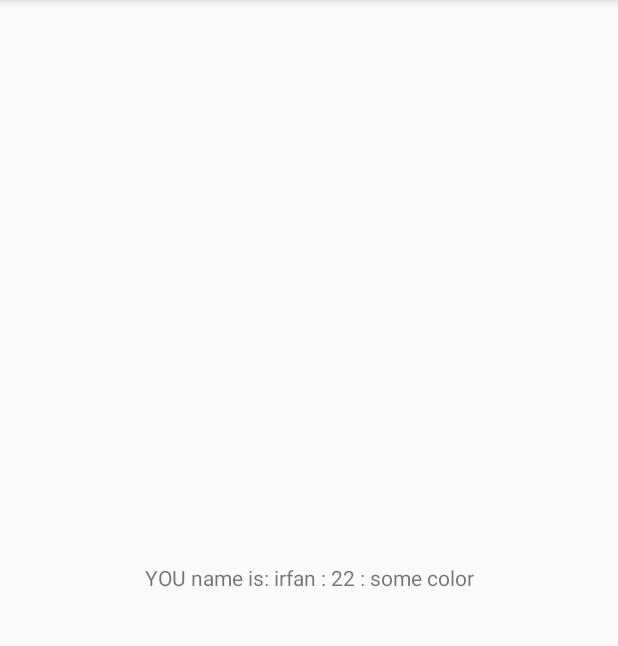
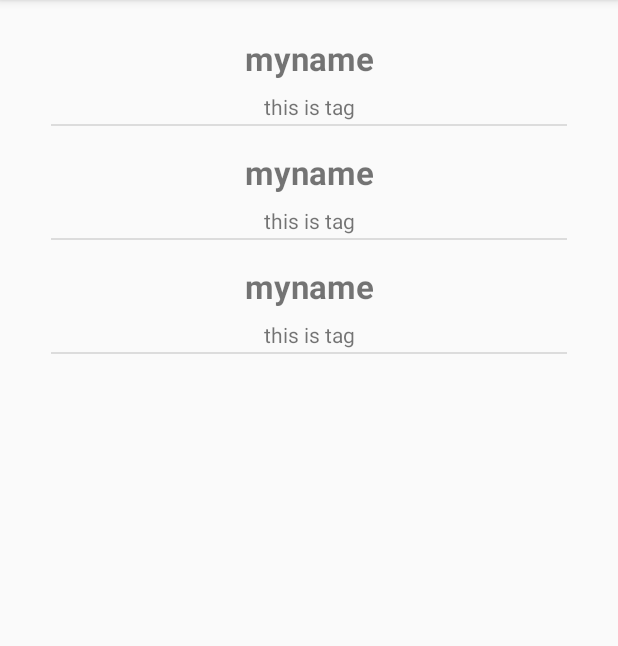
Before and after one commit to theirfanirfi/kotlin-learning, an Android app: the screen it shows after launch (MainActivity), on a phone screen of 412 x 824 dp, the part 84-730 px from its top. Run offline under Robolectric (Android 15) with nearby library versions, the phone set to English and light mode, and no system bars.

Commit message:
listview learned

```diff
--- /dev/null
+++ b/app/src/main/java/com/example/root/myapplication/Adapters/SimpleAdapter.kt
@@ -0,0 +1,37 @@
+package com.example.root.myapplication.Adapters
+
+import android.content.Context
+import android.view.LayoutInflater
+import android.view.View
+import android.view.ViewGroup
+import android.widget.BaseAdapter
+import com.example.root.myapplication.R
+import kotlinx.android.synthetic.main.custom_row.view.*
+
+public class SimpleAdapter : BaseAdapter {
+    var context: Context? = null
+
+    constructor(context: Context){
+        this.context = context
+    }
+
+    override fun getView(position: Int, convertView: View?, parent: ViewGroup?): View {
+        var view:View = LayoutInflater.from(context).inflate(R.layout.custom_row,parent,false)
+        view.username.text = "myname"
+        view.tagView.text = "this is tag"
+        return view
+   }
+
+    override fun getItem(position: Int): Any {
+        return 0
+   }
+
+    override fun getItemId(position: Int): Long {
+    return 0
+    }
+
+    override fun getCount(): Int {
+        return 3
+    }
+
+}
--- a/app/src/main/java/com/example/root/myapplication/MainActivity.kt
+++ b/app/src/main/java/com/example/root/myapplication/MainActivity.kt
@@ -3,6 +3,10 @@ package com.example.root.myapplication
 import android.support.v7.app.AppCompatActivity
 import android.os.Bundle
 import android.util.Log
+import android.view.View
+import android.widget.AdapterView
+import android.widget.Toast
+import com.example.root.myapplication.Adapters.SimpleAdapter
 import com.example.root.myapplication.Model.Human
 import com.example.root.myapplication.Model.Person
 import kotlinx.android.synthetic.main.activity_main.*
@@ -12,7 +16,7 @@ class MainActivity : AppCompatActivity() {
     override fun onCreate(savedInstanceState: Bundle?) {
         super.onCreate(savedInstanceState)
         setContentView(R.layout.activity_main)
-            textView.text = "my name is not khan"
+          //  textView.text = "my name is not khan"
         //this is not strict type variable.
         var a = "tenga ka farmana"
 
@@ -39,7 +43,18 @@ class MainActivity : AppCompatActivity() {
         Log.i("KOTLIN LEARNING: ",h.state)
         Log.i("KOTLIN LEARNING: ",har.get(0).state)
 
-        textView.text = "YOU name is: "+p.name+ " : "+pp.height.toString()+ " : "+pp.color
+      //  textView.text = "YOU name is: "+p.name+ " : "+pp.height.toString()+ " : "+pp.color
+
+
+       var simpleAdapter =  SimpleAdapter(this)
+        listView.adapter = simpleAdapter
+
+        listView.setOnItemClickListener(AdapterView.OnItemClickListener { parent, view, position,
+                                                                          id ->
+            Toast.makeText(this,"working "+position.toString(),Toast.LENGTH_LONG).show()
+
+        })
+
 
     }
 }
--- a/app/src/main/res/layout/activity_main.xml
+++ b/app/src/main/res/layout/activity_main.xml
@@ -6,14 +6,26 @@
     android:layout_height="match_parent"
     tools:context=".MainActivity">
 
-    <TextView
-        android:id="@+id/textView"
-        android:layout_width="wrap_content"
-        android:layout_height="17dp"
-        android:text="Hello World!"
-        app:layout_constraintBottom_toBottomOf="parent"
-        app:layout_constraintLeft_toLeftOf="parent"
-        app:layout_constraintRight_toRightOf="parent"
+    <!--<TextView-->
+        <!--android:id="@+id/textView"-->
+        <!--android:layout_width="wrap_content"-->
+        <!--android:layout_height="17dp"-->
+        <!--android:text="Hello World!"-->
+        <!--app:layout_constraintBottom_toBottomOf="parent"-->
+        <!--app:layout_constraintLeft_toLeftOf="parent"-->
+        <!--app:layout_constraintRight_toRightOf="parent"-->
+        <!--app:layout_constraintTop_toTopOf="parent" />-->
+
+    <ListView
+        android:id="@+id/listView"
+        android:layout_width="344dp"
+        android:layout_height="495dp"
+        android:layout_marginEnd="8dp"
+        android:layout_marginLeft="8dp"
+        android:layout_marginRight="8dp"
+        android:layout_marginStart="8dp"
+        android:layout_marginTop="8dp"
+        app:layout_constraintEnd_toEndOf="parent"
+        app:layout_constraintStart_toStartOf="parent"
         app:layout_constraintTop_toTopOf="parent" />
-
 </android.support.constraint.ConstraintLayout>
--- /dev/null
+++ b/app/src/main/res/layout/custom_row.xml
@@ -0,0 +1,38 @@
+<?xml version="1.0" encoding="utf-8"?>
+<android.support.constraint.ConstraintLayout
+    xmlns:android="http://schemas.android.com/apk/res/android"
+    xmlns:app="http://schemas.android.com/apk/res-auto"
+    xmlns:tools="http://schemas.android.com/tools"
+    android:layout_width="match_parent"
+    android:layout_height="match_parent">
+
+    <TextView
+        android:id="@+id/username"
+        android:layout_width="wrap_content"
+        android:layout_height="wrap_content"
+        android:layout_marginEnd="8dp"
+        android:layout_marginLeft="8dp"
+        android:layout_marginRight="8dp"
+        android:layout_marginStart="8dp"
+        android:layout_marginTop="16dp"
+        android:text="TextView"
+        android:textStyle="bold"
+        android:textSize="22dp"
+        app:layout_constraintEnd_toEndOf="parent"
+        app:layout_constraintStart_toStartOf="parent"
+        app:layout_constraintTop_toTopOf="parent" />
+
+    <TextView
+        android:id="@+id/tagView"
+        android:layout_width="wrap_content"
+        android:layout_height="21dp"
+        android:layout_marginEnd="8dp"
+        android:layout_marginLeft="8dp"
+        android:layout_marginRight="8dp"
+        android:layout_marginStart="8dp"
+        android:layout_marginTop="8dp"
+        android:text="TextView"
+        app:layout_constraintEnd_toEndOf="parent"
+        app:layout_constraintStart_toStartOf="parent"
+        app:layout_constraintTop_toBottomOf="@+id/username" />
+</android.support.constraint.ConstraintLayout>
```
